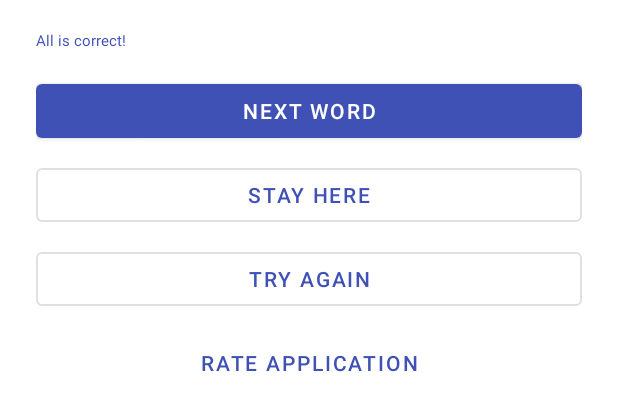
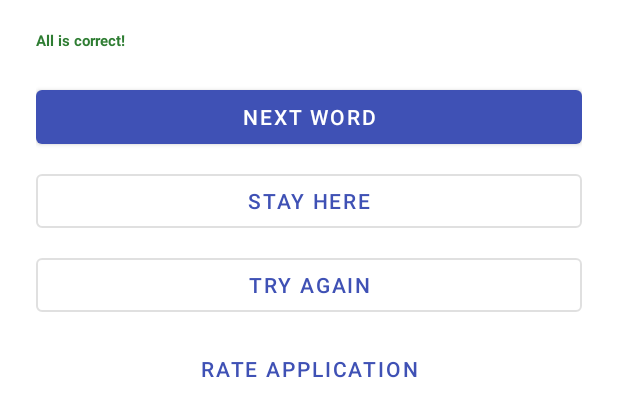
Before and after one commit to usharik/CzechDeclensionQuiz, an Android app: the layout dialog_correct_answer.xml on its own in the app's theme, with its tools: preview values and no code run, on a phone screen of 412 x 824 dp. Shown: the top 417 px of the screen. Run offline under Robolectric (Android 15) with nearby library versions, the phone set to English and light mode, and no system bars; network calls fail.

Commit message:
fix: improve dialog title contrast and readability for both light and dark themes
Co-authored-by: usharik <15856751+usharik@users.noreply.github.com>

```diff
--- a/app/src/main/res/layout/dialog_correct_answer.xml
+++ b/app/src/main/res/layout/dialog_correct_answer.xml
@@ -12,10 +12,11 @@
         android:id="@+id/dialogTitle"
         android:layout_width="match_parent"
         android:layout_height="wrap_content"
-        android:layout_marginBottom="16dp"
+        android:layout_marginBottom="20dp"
         android:text="@string/correct_answer"
-        android:textAppearance="?attr/textAppearanceHeadlineSmall"
-        android:textColor="?attr/colorPrimary" />
+        android:textAppearance="?attr/textAppearanceHeadlineMedium"
+        android:textColor="@color/colorSuccessText"
+        android:textStyle="bold" />
 
     <com.google.android.material.button.MaterialButton
         android:id="@+id/btnNextWord"
--- a/app/src/main/res/values-night/colors.xml
+++ b/app/src/main/res/values-night/colors.xml
@@ -13,4 +13,7 @@
 
     <!-- Stroke remains the same in dark mode -->
     <color name="colorStroke">#ff207d94</color>
+
+    <!-- Success text color (high contrast on dark background) -->
+    <color name="colorSuccessText">#81C784</color>
 </resources>
--- a/app/src/main/res/values/colors.xml
+++ b/app/src/main/res/values/colors.xml
@@ -24,4 +24,7 @@
 
     <!-- Semantic stroke / outline color -->
     <color name="colorStroke">#ff207d94</color>
+
+    <!-- Success text color (high contrast on light background) -->
+    <color name="colorSuccessText">#2E7D32</color>
 </resources>
```
